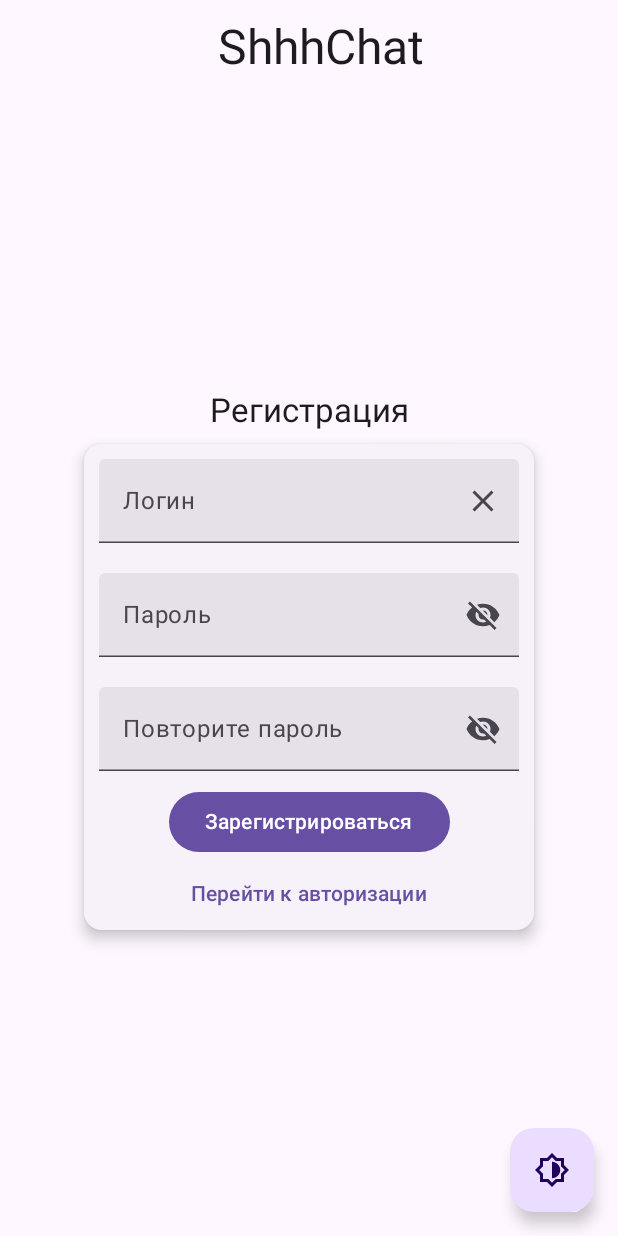
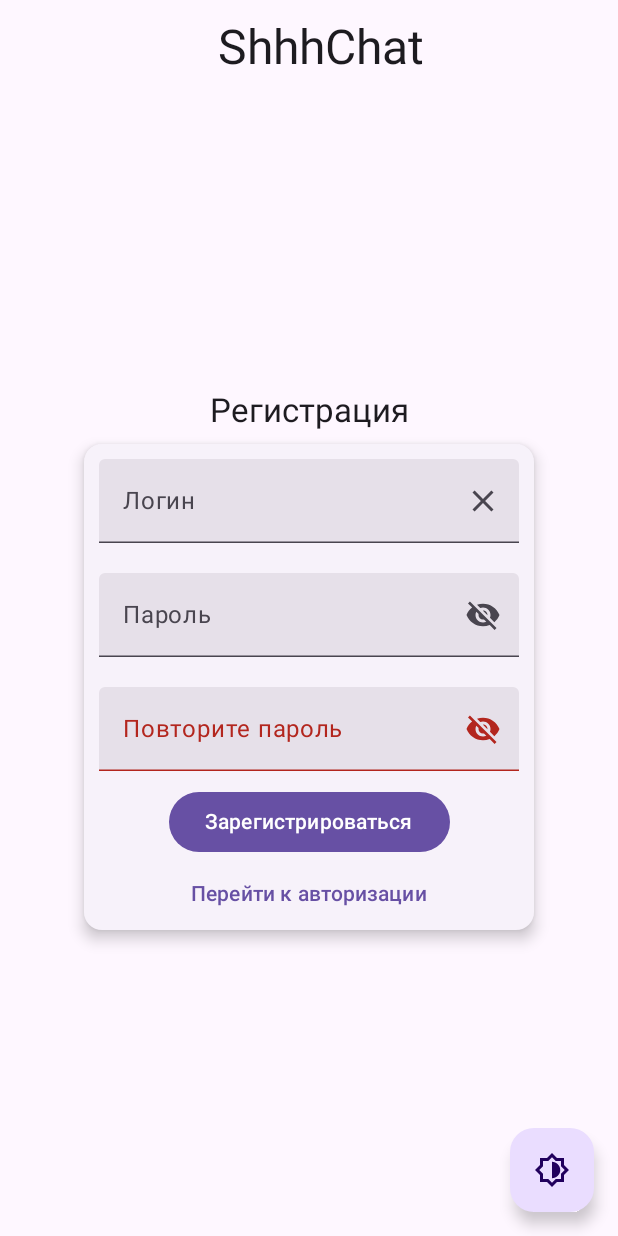
Before and after one commit to PotatoCoder228/Messenger-client, an Android app built with Jetpack Compose: the screen it shows after launch (MainActivity), after a tap on "Регистрация", on a phone screen of 412 x 824 dp. Run offline under Robolectric (Android 15) with nearby library versions, the phone set to English and light mode, and no system bars.

Commit message:
Refactoring Part I

```diff
--- a/composeApp/src/commonMain/kotlin/ru/ssshteam/potatocoder228/messenger/MessagesPage.kt
+++ b/composeApp/src/commonMain/kotlin/ru/ssshteam/potatocoder228/messenger/MessagesPage.kt
@@ -99,6 +99,8 @@ import kotlinx.coroutines.launch
 import ru.ssshteam.potatocoder228.messenger.viewmodels.AppViewModel
 import ru.ssshteam.potatocoder228.messenger.viewmodels.MessagesViewModel
 import kotlin.concurrent.atomics.ExperimentalAtomicApi
+
+// TODO contentType = { it.type }
 
 enum class UiState {
     Loading, Loaded
--- a/composeApp/src/commonMain/kotlin/ru/ssshteam/potatocoder228/messenger/RegistrationPage.kt
+++ b/composeApp/src/commonMain/kotlin/ru/ssshteam/potatocoder228/messenger/RegistrationPage.kt
@@ -159,6 +159,7 @@ fun RegistrationForm(
                 onValueChange = { viewModel.repeatPasswordInput.value = it },
                 label = { Text("Повторите пароль") },
                 singleLine = true,
+                isError = viewModel.repeatHasErrors(),
                 placeholder = { Text("Повторите пароль") },
                 visualTransformation = if (viewModel.repeatPasswordVisible.value) VisualTransformation.None else PasswordVisualTransformation(),
                 keyboardOptions = KeyboardOptions(keyboardType = KeyboardType.Password),
--- a/composeApp/src/commonMain/kotlin/ru/ssshteam/potatocoder228/messenger/SignInPage.kt
+++ b/composeApp/src/commonMain/kotlin/ru/ssshteam/potatocoder228/messenger/SignInPage.kt
@@ -2,6 +2,7 @@ package ru.ssshteam.potatocoder228.messenger
 
 
 import androidx.compose.foundation.layout.Arrangement
+import androidx.compose.foundation.layout.Box
 import androidx.compose.foundation.layout.Column
 import androidx.compose.foundation.layout.Row
 import androidx.compose.foundation.layout.fillMaxSize
@@ -28,6 +29,9 @@ import androidx.compose.material3.TextButton
 import androidx.compose.material3.TextField
 import androidx.compose.material3.TopAppBar
 import androidx.compose.runtime.Composable
+import androidx.compose.runtime.mutableStateOf
+import androidx.compose.runtime.remember
+import androidx.compose.ui.Alignment.Companion.Center
 import androidx.compose.ui.Alignment.Companion.CenterHorizontally
 import androidx.compose.ui.Alignment.Companion.CenterVertically
 import androidx.compose.ui.Modifier
@@ -77,8 +81,10 @@ fun SignInPage(
                 })
         },
     ) { innerPadding ->
+        val columnModifier =
+            remember { mutableStateOf(Modifier.fillMaxSize().padding(innerPadding)) }
         Column(
-            modifier = Modifier.fillMaxSize().padding(innerPadding),
+            modifier = columnModifier.value,
             verticalArrangement = Arrangement.Center
         ) {
             Row(
@@ -106,13 +112,12 @@ fun SignInPage(
 }
 
 @Composable
-@Preview
 fun SignInForm(
     navController: NavHostController,
     modifier: Modifier,
     viewModel: SignInViewModel = viewModel { SignInViewModel() }
 ) {
-    Column(modifier = modifier.onPreviewKeyEvent {
+    Box(modifier = modifier.onPreviewKeyEvent {
         when {
             (it.key == Key.Enter && it.type == KeyEventType.KeyDown) -> {
                 viewModel.signIn(navController)
@@ -121,14 +126,58 @@ fun SignInForm(
 
             else -> false
         }
-    }, verticalArrangement = Arrangement.Center) {
+    }) {
+        if(viewModel.fieldsCardModifier.value == null){
+            Modifier.align(Center).padding(10.dp)
+                .also { viewModel.fieldsCardModifier.value = it }
+        }
+        fieldsCard(navController)
+    }
+}
+
+@Composable
+fun fieldsCard(navController: NavHostController, viewModel: SignInViewModel = viewModel{SignInViewModel()}){
+    viewModel.fieldsCardModifier.value?.let {
         ElevatedCard(
             elevation = CardDefaults.cardElevation(
                 defaultElevation = 6.dp
             ), modifier = Modifier.padding(8.dp)
         ) {
+            if(viewModel.loginFieldModifier.value == null){
+                Modifier.align(CenterHorizontally).padding(10.dp)
+                    .also { viewModel.loginFieldModifier.value = it }
+            }
+
+            loginField()
+
+            if(viewModel.passwordFieldModifier.value == null){
+                Modifier.align(CenterHorizontally).padding(10.dp)
+                    .also { viewModel.passwordFieldModifier.value = it }
+            }
+
+            passwordField()
+
+            if(viewModel.authButtonModifier.value == null){
+                Modifier.align(CenterHorizontally).padding(10.dp, 0.dp, 10.dp, 0.dp)
+                    .also { viewModel.authButtonModifier.value = it }
+            }
+            authButton(navController)
+            if(viewModel.regButtonModifier.value == null){
+                Modifier.align(CenterHorizontally).padding(10.dp, 0.dp, 10.dp, 0.dp)
+                    .also { viewModel.regButtonModifier.value = it }
+            }
+            regNavButton(navController)
+        }
+    }
+}
+
+
+
+@Composable
+fun loginField(viewModel: SignInViewModel = viewModel{SignInViewModel()}){
+    viewModel.loginFieldModifier.value?.let {
         TextField(
-                modifier = Modifier.align(CenterHorizontally).padding(10.dp),
+            modifier = it,
             value = viewModel.loginInput.value,
             onValueChange = { viewModel.loginInput.value = it },
             label = { Text("Логин") },
@@ -143,8 +192,14 @@ fun SignInForm(
                     Icon(imageVector = image, description)
                 }
             })
+    }
+}
+
+@Composable
+fun passwordField(viewModel: SignInViewModel = viewModel{SignInViewModel()}){
+    viewModel.passwordFieldModifier.value?.let {
         TextField(
-                modifier = Modifier.align(CenterHorizontally).padding(10.dp),
+            modifier = it,
             value = viewModel.passwordInput.value,
             onValueChange = { viewModel.passwordInput.value = it },
             label = { Text("Пароль") },
@@ -165,15 +220,27 @@ fun SignInForm(
                     Icon(imageVector = image, description)
                 }
             })
+    }
+}
+
+@Composable
+fun authButton(navController: NavHostController, viewModel: SignInViewModel = viewModel{SignInViewModel()}){
+    viewModel.authButtonModifier.value?.let {
         Button(
-                modifier = Modifier.align(CenterHorizontally).padding(10.dp, 0.dp, 10.dp, 0.dp),
+            modifier = it,
             onClick = {
                 viewModel.signIn(navController)
             }) {
             Text("Авторизоваться")
         }
+    }
+}
+
+@Composable
+fun regNavButton(navController: NavHostController, viewModel: SignInViewModel = viewModel{SignInViewModel()}){
+    viewModel.regButtonModifier.value?.let {
         TextButton(
-                modifier = Modifier.align(CenterHorizontally).padding(10.dp, 0.dp, 10.dp, 0.dp),
+            modifier = it,
             onClick = {
                 navController.navigate(PageRoutes.RegistrationPage.route)
             }) {
@@ -181,4 +248,3 @@ fun SignInForm(
         }
     }
 }
-}
--- a/composeApp/src/commonMain/kotlin/ru/ssshteam/potatocoder228/messenger/dto/ChatDTO.kt
+++ b/composeApp/src/commonMain/kotlin/ru/ssshteam/potatocoder228/messenger/dto/ChatDTO.kt
@@ -1,10 +1,12 @@
 package ru.ssshteam.potatocoder228.messenger.dto
 
+import androidx.compose.runtime.Immutable
 import kotlinx.serialization.ExperimentalSerializationApi
 import kotlinx.serialization.Serializable
 import kotlinx.serialization.json.JsonIgnoreUnknownKeys
 
 @OptIn(ExperimentalSerializationApi::class)
 @Serializable
+@Immutable
 @JsonIgnoreUnknownKeys
 data class ChatDTO(val id: Int, val name: String = "", val role: String = "")
--- a/composeApp/src/commonMain/kotlin/ru/ssshteam/potatocoder228/messenger/dto/MessageDTO.kt
+++ b/composeApp/src/commonMain/kotlin/ru/ssshteam/potatocoder228/messenger/dto/MessageDTO.kt
@@ -1,5 +1,6 @@
 package ru.ssshteam.potatocoder228.messenger.dto
 
+import androidx.compose.runtime.Immutable
 import kotlinx.serialization.ExperimentalSerializationApi
 import kotlinx.serialization.Serializable
 import kotlinx.serialization.json.JsonIgnoreUnknownKeys
@@ -7,6 +8,7 @@ import kotlinx.serialization.json.JsonIgnoreUnknownKeys
 
 @OptIn(ExperimentalSerializationApi::class)
 @Serializable
+@Immutable
 @JsonIgnoreUnknownKeys
 data class MessageDTO(
     val id: Int = 0,
--- a/composeApp/src/commonMain/kotlin/ru/ssshteam/potatocoder228/messenger/viewmodels/RegistrationViewModel.kt
+++ b/composeApp/src/commonMain/kotlin/ru/ssshteam/potatocoder228/messenger/viewmodels/RegistrationViewModel.kt
@@ -17,6 +17,10 @@ class RegistrationViewModel : ViewModel() {
     var repeatPasswordVisible = mutableStateOf(false)
     val snackbarHostState = SnackbarHostState()
 
+    fun repeatHasErrors(): Boolean {
+        return repeatPasswordInput.value != passwordInput.value || repeatPasswordInput.value.length < 5
+    }
+
     fun registrate(navController: NavHostController) {
         viewModelScope.launch {
             registrationRequest(
--- a/composeApp/src/commonMain/kotlin/ru/ssshteam/potatocoder228/messenger/viewmodels/SignInViewModel.kt
+++ b/composeApp/src/commonMain/kotlin/ru/ssshteam/potatocoder228/messenger/viewmodels/SignInViewModel.kt
@@ -1,7 +1,9 @@
 package ru.ssshteam.potatocoder228.messenger.viewmodels
 
 import androidx.compose.material3.SnackbarHostState
+import androidx.compose.runtime.MutableState
 import androidx.compose.runtime.mutableStateOf
+import androidx.compose.ui.Modifier
 import androidx.lifecycle.ViewModel
 import androidx.lifecycle.viewModelScope
 import androidx.navigation.NavHostController
@@ -14,6 +16,13 @@ class SignInViewModel : ViewModel() {
     var passwordInput = mutableStateOf("")
     var passwordVisible = mutableStateOf(false)
     val snackbarHostState = SnackbarHostState()
+
+    val authButtonModifier: MutableState<Modifier?> = mutableStateOf(null)
+    val regButtonModifier: MutableState<Modifier?> = mutableStateOf(null)
+    val loginFieldModifier: MutableState<Modifier?> = mutableStateOf(null)
+    val passwordFieldModifier: MutableState<Modifier?> = mutableStateOf(null)
+    val fieldsCardModifier: MutableState<Modifier?> = mutableStateOf(null)
+//    val fieldsBoxModifier: MutableState<Modifier?> = mutableStateOf(null)
     fun signIn(navController: NavHostController) {
         viewModelScope.launch {
             signInRequest(
--- a/gradle.properties
+++ b/gradle.properties
@@ -6,6 +6,9 @@ kotlin.daemon.jvmargs=-Xmx3072M
 org.gradle.jvmargs=-Xmx4096M -Dfile.encoding=UTF-8
 org.gradle.configuration-cache=true
 org.gradle.caching=true
+org.gradle.parallel=true
+org.gradle.configureondemand=true
+kapt.incremental.apt=true
 
 kotlin.native.ignoreDisabledTargets=true
 
```
Also changed, not shown: 2 other files. Lines whose indentation alone changed are shown as unchanged.
